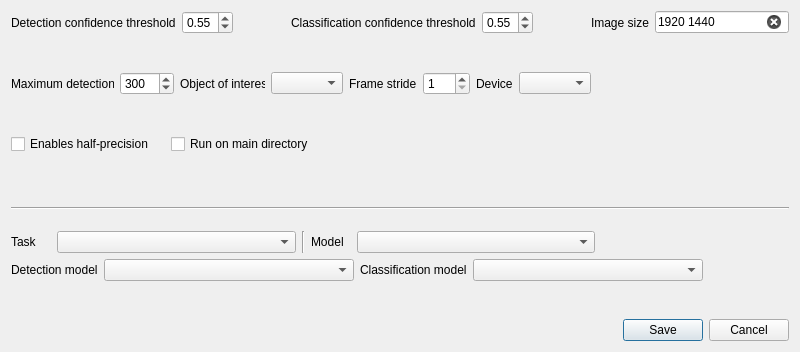
stangandaho/declas, file ui/ModelParameters.ui: the form before one commit.
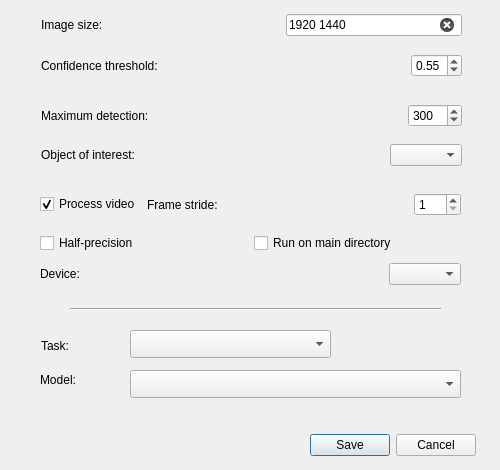
The form after the commit.

```diff
--- a/ui/ModelParameters.ui
+++ b/ui/ModelParameters.ui
@@ -9,20 +9,20 @@
    <rect>
     <x>0</x>
     <y>0</y>
-    <width>800</width>
-    <height>352</height>
+    <width>500</width>
+    <height>470</height>
    </rect>
   </property>
   <property name="minimumSize">
    <size>
-    <width>800</width>
-    <height>352</height>
+    <width>500</width>
+    <height>270</height>
    </size>
   </property>
   <property name="maximumSize">
    <size>
-    <width>1200</width>
-    <height>600</height>
+    <width>500</width>
+    <height>470</height>
    </size>
   </property>
   <property name="windowTitle">
@@ -31,117 +31,50 @@
   <property name="modal">
    <bool>false</bool>
   </property>
+  <widget class="Line" name="line">
+   <property name="geometry">
+    <rect>
+     <x>70</x>
+     <y>299</y>
+     <width>371</width>
+     <height>20</height>
+    </rect>
+   </property>
+   <property name="orientation">
+    <enum>Qt::Horizontal</enum>
+   </property>
+  </widget>
+  <widget class="QWidget" name="layoutWidget">
+   <property name="geometry">
+    <rect>
+     <x>41</x>
+     <y>10</y>
+     <width>421</width>
+     <height>30</height>
+    </rect>
+   </property>
   <layout class="QGridLayout" name="gridLayout">
-   <item row="0" column="0" colspan="3">
-    <layout class="QHBoxLayout" name="horizontalLayout_13">
-     <item>
-      <layout class="QHBoxLayout" name="horizontalLayout_4" stretch="8,2">
-       <item>
-        <widget class="QLabel" name="label">
-         <property name="toolTip">
-          <string>&lt;html&gt;&lt;head/&gt;&lt;body&gt;&lt;p&gt;&lt;span style=&quot; font-family:'Roboto','-apple-system','BlinkMacSystemFont','Helvetica','Arial','sans-serif'; color:#000000; background-color:rgba(240,241,244,0.031373);&quot;&gt;Objects detected with confidence below this threshold will be disregarded&lt;/span&gt;&lt;/p&gt;&lt;/body&gt;&lt;/html&gt;</string>
-         </property>
-         <property name="text">
-          <string>Detection confidence threshold</string>
-         </property>
-        </widget>
-       </item>
-       <item>
-        <widget class="QDoubleSpinBox" name="yolo_conf">
-         <property name="toolTip">
-          <string>&lt;html&gt;&lt;head/&gt;&lt;body&gt;&lt;p&gt;&lt;span style=&quot; font-family:'Roboto','-apple-system','BlinkMacSystemFont','Helvetica','Arial','sans-serif'; color:#000000; background-color:rgba(240,241,244,0.031373);&quot;&gt;Objects detected with confidence below this threshold will be disregarded&lt;/span&gt;&lt;/p&gt;&lt;/body&gt;&lt;/html&gt;</string>
-         </property>
-         <property name="minimum">
-          <double>0.010000000000000</double>
-         </property>
-         <property name="maximum">
-          <double>1.000000000000000</double>
-         </property>
-         <property name="singleStep">
-          <double>0.010000000000000</double>
-         </property>
-         <property name="stepType">
-          <enum>QAbstractSpinBox::DefaultStepType</enum>
-         </property>
-         <property name="value">
-          <double>0.550000000000000</double>
-         </property>
-        </widget>
-       </item>
-      </layout>
-     </item>
-     <item>
-      <spacer name="horizontalSpacer_8">
-       <property name="orientation">
-        <enum>Qt::Horizontal</enum>
-       </property>
-       <property name="sizeHint" stdset="0">
-        <size>
-         <width>18</width>
-         <height>20</height>
-        </size>
-       </property>
-      </spacer>
-     </item>
-     <item>
-      <layout class="QHBoxLayout" name="horizontalLayout_14" stretch="8,2">
-       <item>
-        <widget class="QLabel" name="label_3">
-         <property name="toolTip">
-          <string>&lt;html&gt;&lt;head/&gt;&lt;body&gt;&lt;p&gt;&lt;span style=&quot; font-family:'Roboto','-apple-system','BlinkMacSystemFont','Helvetica','Arial','sans-serif'; color:#000000; background-color:rgba(240,241,244,0.031373);&quot;&gt;Objects detected with confidence below this threshold will be disregarded&lt;/span&gt;&lt;/p&gt;&lt;/body&gt;&lt;/html&gt;</string>
-         </property>
-         <property name="text">
-          <string>Classification confidence threshold</string>
-         </property>
-        </widget>
-       </item>
-       <item>
-        <widget class="QDoubleSpinBox" name="yolo_clf_conf">
-         <property name="toolTip">
-          <string>&lt;html&gt;&lt;head/&gt;&lt;body&gt;&lt;p&gt;&lt;span style=&quot; font-family:'Roboto','-apple-system','BlinkMacSystemFont','Helvetica','Arial','sans-serif'; color:#000000; background-color:rgba(240,241,244,0.031373);&quot;&gt;Objects detected with confidence below this threshold will be disregarded&lt;/span&gt;&lt;/p&gt;&lt;/body&gt;&lt;/html&gt;</string>
-         </property>
-         <property name="minimum">
-          <double>0.010000000000000</double>
-         </property>
-         <property name="maximum">
-          <double>1.000000000000000</double>
-         </property>
-         <property name="singleStep">
-          <double>0.010000000000000</double>
-         </property>
-         <property name="stepType">
-          <enum>QAbstractSpinBox::DefaultStepType</enum>
-         </property>
-         <property name="value">
-          <double>0.550000000000000</double>
-         </property>
-        </widget>
-       </item>
-      </layout>
-     </item>
-     <item>
-      <spacer name="horizontalSpacer_9">
-       <property name="orientation">
-        <enum>Qt::Horizontal</enum>
-       </property>
-       <property name="sizeHint" stdset="0">
-        <size>
-         <width>18</width>
-         <height>20</height>
-        </size>
-       </property>
-      </spacer>
-     </item>
-     <item>
-      <layout class="QHBoxLayout" name="horizontalLayout_3">
-       <item>
+    <item row="0" column="0">
         <widget class="QLabel" name="label_2">
          <property name="text">
-          <string>Image size</string>
+       <string>Image size:</string>
          </property>
         </widget>
        </item>
-       <item>
+    <item row="0" column="1">
+     <spacer name="horizontalSpacer_4">
+      <property name="orientation">
+       <enum>Qt::Horizontal</enum>
+      </property>
+      <property name="sizeHint" stdset="0">
+       <size>
+        <width>108</width>
+        <height>20</height>
+       </size>
+      </property>
+     </spacer>
+    </item>
+    <item row="0" column="2">
         <widget class="QLineEdit" name="yolo_imgsz">
          <property name="text">
           <string>1920 1440</string>
@@ -155,37 +88,95 @@
         </widget>
        </item>
       </layout>
-     </item>
-    </layout>
-   </item>
-   <item row="1" column="1">
-    <spacer name="verticalSpacer_4">
+  </widget>
+  <widget class="QWidget" name="layoutWidget">
+   <property name="geometry">
+    <rect>
+     <x>41</x>
+     <y>50</y>
+     <width>421</width>
+     <height>31</height>
+    </rect>
+   </property>
+   <layout class="QGridLayout" name="gridLayout_3">
+    <item row="0" column="0">
+     <widget class="QLabel" name="label">
+      <property name="toolTip">
+       <string>&lt;html&gt;&lt;head/&gt;&lt;body&gt;&lt;p&gt;Objects detected with confidence below this threshold will be disregarded&lt;/p&gt;&lt;/body&gt;&lt;/html&gt;</string>
+      </property>
+      <property name="text">
+       <string>Confidence threshold:</string>
+      </property>
+     </widget>
+    </item>
+    <item row="0" column="1">
+     <spacer name="horizontalSpacer_9">
      <property name="orientation">
-      <enum>Qt::Vertical</enum>
+       <enum>Qt::Horizontal</enum>
      </property>
      <property name="sizeHint" stdset="0">
       <size>
-       <width>20</width>
-       <height>28</height>
+        <width>58</width>
+        <height>20</height>
       </size>
      </property>
     </spacer>
    </item>
-   <item row="2" column="0" colspan="2">
-    <layout class="QHBoxLayout" name="horizontalLayout_8">
-     <item>
-      <layout class="QHBoxLayout" name="horizontalLayout">
-       <item>
+    <item row="0" column="2">
+     <widget class="QDoubleSpinBox" name="yolo_conf">
+      <property name="toolTip">
+       <string>&lt;html&gt;&lt;head/&gt;&lt;body&gt;&lt;p&gt;Objects detected with confidence below this threshold will be disregarded&lt;/p&gt;&lt;/body&gt;&lt;/html&gt;</string>
+      </property>
+      <property name="minimum">
+       <double>0.010000000000000</double>
+      </property>
+      <property name="maximum">
+       <double>1.000000000000000</double>
+      </property>
+      <property name="singleStep">
+       <double>0.010000000000000</double>
+      </property>
+      <property name="value">
+       <double>0.550000000000000</double>
+      </property>
+     </widget>
+    </item>
+   </layout>
+  </widget>
+  <widget class="QWidget" name="layoutWidget">
+   <property name="geometry">
+    <rect>
+     <x>41</x>
+     <y>100</y>
+     <width>421</width>
+     <height>31</height>
+    </rect>
+   </property>
+   <layout class="QGridLayout" name="gridLayout_4">
+    <item row="0" column="0">
         <widget class="QLabel" name="yolo_device_2">
          <property name="toolTip">
           <string>&lt;html&gt;&lt;head/&gt;&lt;body&gt;&lt;p&gt;&lt;span style=&quot; font-family:'Roboto','-apple-system','BlinkMacSystemFont','Helvetica','Arial','sans-serif'; color:#000000; background-color:rgba(240,241,244,0.031373);&quot;&gt;Maximum number of detections allowed per image&lt;/span&gt;&lt;/p&gt;&lt;/body&gt;&lt;/html&gt;</string>
          </property>
          <property name="text">
-          <string>Maximum detection</string>
+       <string>Maximum detection:</string>
          </property>
         </widget>
        </item>
-       <item>
+    <item row="0" column="1">
+     <spacer name="horizontalSpacer_10">
+      <property name="orientation">
+       <enum>Qt::Horizontal</enum>
+      </property>
+      <property name="sizeHint" stdset="0">
+       <size>
+        <width>128</width>
+        <height>20</height>
+       </size>
+      </property>
+     </spacer>
+    </item>
+    <item row="0" column="2">
         <widget class="QSpinBox" name="yolo_max_det">
          <property name="toolTip">
           <string>&lt;html&gt;&lt;head/&gt;&lt;body&gt;&lt;p&gt;&lt;span style=&quot; font-family:'Roboto','-apple-system','BlinkMacSystemFont','Helvetica','Arial','sans-serif'; color:#000000; background-color:rgba(240,241,244,0.031373);&quot;&gt;Maximum number of detections allowed per image&lt;/span&gt;&lt;/p&gt;&lt;/body&gt;&lt;/html&gt;</string>
@@ -202,63 +193,92 @@
         </widget>
        </item>
       </layout>
-     </item>
-     <item>
-      <spacer name="horizontalSpacer_4">
-       <property name="orientation">
-        <enum>Qt::Horizontal</enum>
-       </property>
-       <property name="sizeHint" stdset="0">
-        <size>
-         <width>13</width>
-         <height>20</height>
-        </size>
-       </property>
-      </spacer>
-     </item>
-     <item>
-      <layout class="QHBoxLayout" name="horizontalLayout_5">
-       <item>
+  </widget>
+  <widget class="QWidget" name="layoutWidget">
+   <property name="geometry">
+    <rect>
+     <x>41</x>
+     <y>140</y>
+     <width>421</width>
+     <height>30</height>
+    </rect>
+   </property>
+   <layout class="QGridLayout" name="gridLayout_5">
+    <item row="0" column="0">
         <widget class="QLabel" name="yolo_device_4">
          <property name="toolTip">
           <string>&lt;html&gt;&lt;head/&gt;&lt;body&gt;&lt;p&gt;&lt;span style=&quot; font-family:'Roboto','-apple-system','BlinkMacSystemFont','Helvetica','Arial','sans-serif'; color:#000000; background-color:rgba(240,241,244,0.031373);&quot;&gt;A value of 1 processes every frame, n values skip n frames.&lt;/span&gt;&lt;/p&gt;&lt;/body&gt;&lt;/html&gt;</string>
          </property>
          <property name="text">
-          <string>Object of interest</string>
+       <string>Object of interest:</string>
          </property>
         </widget>
        </item>
-       <item>
+    <item row="0" column="1">
+     <spacer name="horizontalSpacer_11">
+      <property name="orientation">
+       <enum>Qt::Horizontal</enum>
+      </property>
+      <property name="sizeHint" stdset="0">
+       <size>
+        <width>48</width>
+        <height>20</height>
+       </size>
+      </property>
+     </spacer>
+    </item>
+    <item row="0" column="2">
         <widget class="QComboBox" name="yolo_classes"/>
        </item>
       </layout>
-     </item>
-     <item>
-      <spacer name="horizontalSpacer_5">
-       <property name="orientation">
-        <enum>Qt::Horizontal</enum>
-       </property>
-       <property name="sizeHint" stdset="0">
-        <size>
-         <width>13</width>
-         <height>20</height>
-        </size>
-       </property>
-      </spacer>
-     </item>
-     <item>
-      <layout class="QHBoxLayout" name="horizontalLayout_2">
-       <item>
+  </widget>
+  <widget class="QWidget" name="layoutWidget">
+   <property name="geometry">
+    <rect>
+     <x>40</x>
+     <y>189</y>
+     <width>421</width>
+     <height>31</height>
+    </rect>
+   </property>
+   <layout class="QGridLayout" name="gridLayout_8">
+    <item row="0" column="0">
+     <widget class="QCheckBox" name="process_video">
+      <property name="toolTip">
+       <string>When checked, video files will be processed alongside images.</string>
+      </property>
+      <property name="text">
+       <string>Process video</string>
+      </property>
+      <property name="checked">
+       <bool>true</bool>
+      </property>
+     </widget>
+    </item>
+    <item row="0" column="1">
         <widget class="QLabel" name="yolo_device_3">
          <property name="toolTip">
           <string>&lt;html&gt;&lt;head/&gt;&lt;body&gt;&lt;p&gt;&lt;span style=&quot; font-family:'Roboto','-apple-system','BlinkMacSystemFont','Helvetica','Arial','sans-serif'; color:#000000; background-color:rgba(240,241,244,0.031373);&quot;&gt;A value of 1 processes every frame, n values skip n frames.&lt;/span&gt;&lt;/p&gt;&lt;/body&gt;&lt;/html&gt;</string>
          </property>
          <property name="text">
-          <string>Frame stride</string>
+       <string>Frame stride:</string>
          </property>
         </widget>
        </item>
-       <item>
+    <item row="0" column="2">
+     <spacer name="horizontalSpacer_5">
+      <property name="orientation">
+       <enum>Qt::Horizontal</enum>
+      </property>
+      <property name="sizeHint" stdset="0">
+       <size>
+        <width>58</width>
+        <height>20</height>
+       </size>
+      </property>
+     </spacer>
+    </item>
+    <item row="0" column="3">
         <widget class="QSpinBox" name="yolo_vid_stride">
          <property name="toolTip">
           <string>&lt;html&gt;&lt;head/&gt;&lt;body&gt;&lt;p&gt;&lt;span style=&quot; font-family:'Roboto','-apple-system','BlinkMacSystemFont','Helvetica','Arial','sans-serif'; color:#000000; background-color:rgba(240,241,244,0.031373);&quot;&gt;A value of 1 processes every frame, n values skip n frames.&lt;/span&gt;&lt;/p&gt;&lt;/body&gt;&lt;/html&gt;</string>
@@ -272,251 +292,92 @@
         </widget>
        </item>
       </layout>
-     </item>
-     <item>
-      <spacer name="horizontalSpacer_7">
-       <property name="orientation">
-        <enum>Qt::Horizontal</enum>
-       </property>
-       <property name="sizeHint" stdset="0">
-        <size>
-         <width>13</width>
-         <height>20</height>
-        </size>
-       </property>
-      </spacer>
-     </item>
-     <item>
-      <layout class="QHBoxLayout" name="horizontalLayout_6">
-       <item>
-        <widget class="QLabel" name="device">
-         <property name="text">
-          <string>Device</string>
-         </property>
-        </widget>
-       </item>
-       <item>
-        <widget class="QComboBox" name="yolo_device"/>
-       </item>
-      </layout>
-     </item>
-    </layout>
-   </item>
-   <item row="3" column="1">
-    <spacer name="verticalSpacer_3">
-     <property name="orientation">
-      <enum>Qt::Vertical</enum>
-     </property>
-     <property name="sizeHint" stdset="0">
-      <size>
-       <width>20</width>
+  </widget>
+  <widget class="QWidget" name="layoutWidget">
+   <property name="geometry">
+    <rect>
+     <x>40</x>
+     <y>229</y>
+     <width>421</width>
        <height>28</height>
-      </size>
-     </property>
-    </spacer>
-   </item>
-   <item row="4" column="0" colspan="3">
-    <layout class="QHBoxLayout" name="horizontalLayout_9" stretch="2,2,6">
-     <item>
+    </rect>
+   </property>
+   <layout class="QGridLayout" name="gridLayout_7">
+    <item row="0" column="0">
       <widget class="QCheckBox" name="yolo_half">
        <property name="text">
-        <string>Enables half-precision</string>
+       <string>Half-precision</string>
        </property>
       </widget>
      </item>
-     <item>
+    <item row="0" column="1">
       <widget class="QCheckBox" name="run_on_main_dir">
        <property name="text">
         <string>Run on main directory</string>
        </property>
       </widget>
      </item>
-     <item>
-      <spacer name="horizontalSpacer">
-       <property name="orientation">
-        <enum>Qt::Horizontal</enum>
-       </property>
-       <property name="sizeHint" stdset="0">
-        <size>
-         <width>398</width>
-         <height>20</height>
-        </size>
-       </property>
-      </spacer>
-     </item>
-    </layout>
-   </item>
-   <item row="5" column="1">
-    <spacer name="verticalSpacer_2">
-     <property name="orientation">
-      <enum>Qt::Vertical</enum>
-     </property>
-     <property name="sizeHint" stdset="0">
-      <size>
-       <width>20</width>
-       <height>28</height>
-      </size>
-     </property>
-    </spacer>
-   </item>
-   <item row="6" column="0" rowspan="2" colspan="3">
-    <widget class="Line" name="line">
-     <property name="orientation">
-      <enum>Qt::Horizontal</enum>
-     </property>
-    </widget>
-   </item>
-   <item row="7" column="1">
-    <spacer name="verticalSpacer_5">
-     <property name="orientation">
-      <enum>Qt::Vertical</enum>
-     </property>
-     <property name="sizeHint" stdset="0">
-      <size>
-       <width>20</width>
-       <height>26</height>
-      </size>
-     </property>
-    </spacer>
-   </item>
-   <item row="8" column="0" colspan="3">
-    <layout class="QHBoxLayout" name="horizontalLayout_18" stretch="6,2">
-     <item>
-      <layout class="QHBoxLayout" name="horizontalLayout_16">
-       <item>
-        <layout class="QHBoxLayout" name="horizontalLayout_10" stretch="1,6">
-         <item>
-          <widget class="QLabel" name="task_label">
+   </layout>
+  </widget>
+  <widget class="QWidget" name="layoutWidget">
+   <property name="geometry">
+    <rect>
+     <x>40</x>
+     <y>259</y>
+     <width>421</width>
+     <height>30</height>
+    </rect>
+   </property>
+   <layout class="QGridLayout" name="gridLayout_6">
+    <item row="0" column="0">
+     <widget class="QLabel" name="device">
            <property name="text">
-            <string>Task</string>
+       <string>Device:</string>
            </property>
           </widget>
          </item>
-         <item>
-          <widget class="QComboBox" name="task">
-           <property name="currentText">
-            <string/>
-           </property>
-          </widget>
-         </item>
-        </layout>
-       </item>
-       <item>
-        <widget class="Line" name="line_2">
+    <item row="0" column="1">
+     <spacer name="horizontalSpacer_12">
          <property name="orientation">
-          <enum>Qt::Vertical</enum>
-         </property>
-        </widget>
-       </item>
-       <item>
-        <layout class="QHBoxLayout" name="horizontalLayout_11" stretch="1,6">
-         <item>
-          <widget class="QLabel" name="model_type_label">
-           <property name="text">
-            <string>Model</string>
-           </property>
-          </widget>
-         </item>
-         <item>
-          <widget class="QComboBox" name="model_type">
-           <property name="currentText">
-            <string/>
-           </property>
-          </widget>
-         </item>
-        </layout>
-       </item>
-      </layout>
-     </item>
-     <item>
-      <spacer name="horizontalSpacer_2">
-       <property name="orientation">
         <enum>Qt::Horizontal</enum>
        </property>
        <property name="sizeHint" stdset="0">
         <size>
-         <width>178</width>
+        <width>38</width>
          <height>20</height>
         </size>
        </property>
       </spacer>
      </item>
-    </layout>
-   </item>
-   <item row="9" column="0" colspan="3">
-    <layout class="QHBoxLayout" name="horizontalLayout_17" stretch="4,4,1">
-     <item>
-      <layout class="QHBoxLayout" name="horizontalLayout_7" stretch="2,8">
-       <item>
-        <widget class="QLabel" name="det_model_label">
-         <property name="text">
-          <string>Detection model</string>
-         </property>
-        </widget>
-       </item>
-       <item>
-        <widget class="QComboBox" name="select_det_model"/>
-       </item>
-      </layout>
-     </item>
-     <item>
-      <layout class="QHBoxLayout" name="horizontalLayout_15" stretch="2,8">
-       <item>
-        <widget class="QLabel" name="clf_model_label">
-         <property name="text">
-          <string>Classification model</string>
-         </property>
-        </widget>
-       </item>
-       <item>
-        <widget class="QComboBox" name="select_clf_model"/>
-       </item>
-      </layout>
-     </item>
-     <item>
-      <spacer name="horizontalSpacer_3">
-       <property name="orientation">
-        <enum>Qt::Horizontal</enum>
-       </property>
-       <property name="sizeHint" stdset="0">
-        <size>
-         <width>28</width>
-         <height>20</height>
-        </size>
-       </property>
-      </spacer>
-     </item>
-    </layout>
-   </item>
-   <item row="10" column="2">
-    <spacer name="verticalSpacer">
-     <property name="orientation">
-      <enum>Qt::Vertical</enum>
-     </property>
-     <property name="sizeHint" stdset="0">
-      <size>
-       <width>20</width>
-       <height>28</height>
-      </size>
-     </property>
-    </spacer>
-   </item>
-   <item row="11" column="0" colspan="3">
-    <layout class="QHBoxLayout" name="horizontalLayout_12">
-     <item>
+    <item row="0" column="2">
+     <widget class="QComboBox" name="yolo_device"/>
+    </item>
+   </layout>
+  </widget>
+  <widget class="QWidget" name="layoutWidget">
+   <property name="geometry">
+    <rect>
+     <x>32</x>
+     <y>430</y>
+     <width>444</width>
+     <height>31</height>
+    </rect>
+   </property>
+   <layout class="QGridLayout" name="gridLayout_9">
+    <item row="0" column="0">
       <spacer name="horizontalSpacer_6">
        <property name="orientation">
         <enum>Qt::Horizontal</enum>
        </property>
        <property name="sizeHint" stdset="0">
         <size>
-         <width>608</width>
+        <width>268</width>
          <height>20</height>
         </size>
        </property>
       </spacer>
      </item>
-     <item>
+    <item row="0" column="1">
       <widget class="QDialogButtonBox" name="buttonBox">
        <property name="orientation">
         <enum>Qt::Horizontal</enum>
@@ -530,8 +391,117 @@
       </widget>
      </item>
     </layout>
-   </item>
-  </layout>
+  </widget>
+  <widget class="QComboBox" name="select_clf_model">
+   <property name="geometry">
+    <rect>
+     <x>0</x>
+     <y>-50</y>
+     <width>1</width>
+     <height>1</height>
+    </rect>
+   </property>
+   <property name="visible">
+    <bool>false</bool>
+   </property>
+  </widget>
+  <widget class="QLabel" name="clf_model_label">
+   <property name="geometry">
+    <rect>
+     <x>0</x>
+     <y>-50</y>
+     <width>1</width>
+     <height>1</height>
+    </rect>
+   </property>
+   <property name="visible">
+    <bool>false</bool>
+   </property>
+  </widget>
+  <widget class="QComboBox" name="select_det_model">
+   <property name="geometry">
+    <rect>
+     <x>0</x>
+     <y>-50</y>
+     <width>1</width>
+     <height>1</height>
+    </rect>
+   </property>
+   <property name="visible">
+    <bool>false</bool>
+   </property>
+  </widget>
+  <widget class="QLabel" name="det_model_label">
+   <property name="geometry">
+    <rect>
+     <x>0</x>
+     <y>-50</y>
+     <width>1</width>
+     <height>1</height>
+    </rect>
+   </property>
+   <property name="visible">
+    <bool>false</bool>
+   </property>
+  </widget>
+  <widget class="QComboBox" name="task">
+   <property name="geometry">
+    <rect>
+     <x>130</x>
+     <y>330</y>
+     <width>201</width>
+     <height>28</height>
+    </rect>
+   </property>
+   <property name="currentText">
+    <string/>
+   </property>
+  </widget>
+  <widget class="QWidget" name="">
+   <property name="geometry">
+    <rect>
+     <x>41</x>
+     <y>331</y>
+     <width>71</width>
+     <height>30</height>
+    </rect>
+   </property>
+   <layout class="QHBoxLayout" name="horizontalLayout_10" stretch="1">
+    <item>
+     <widget class="QLabel" name="task_label">
+      <property name="text">
+       <string>Task:</string>
+      </property>
+     </widget>
+    </item>
+   </layout>
+  </widget>
+  <widget class="QLabel" name="model_type_label">
+   <property name="geometry">
+    <rect>
+     <x>40</x>
+     <y>370</y>
+     <width>71</width>
+     <height>20</height>
+    </rect>
+   </property>
+   <property name="text">
+    <string>Model:</string>
+   </property>
+  </widget>
+  <widget class="QComboBox" name="model_type">
+   <property name="geometry">
+    <rect>
+     <x>130</x>
+     <y>370</y>
+     <width>331</width>
+     <height>28</height>
+    </rect>
+   </property>
+   <property name="currentText">
+    <string/>
+   </property>
+  </widget>
  </widget>
  <resources/>
  <connections>
```
Left out of the diff: 15 changed lines with no effect on the pictures. Lines whose indentation alone changed are shown as unchanged.
